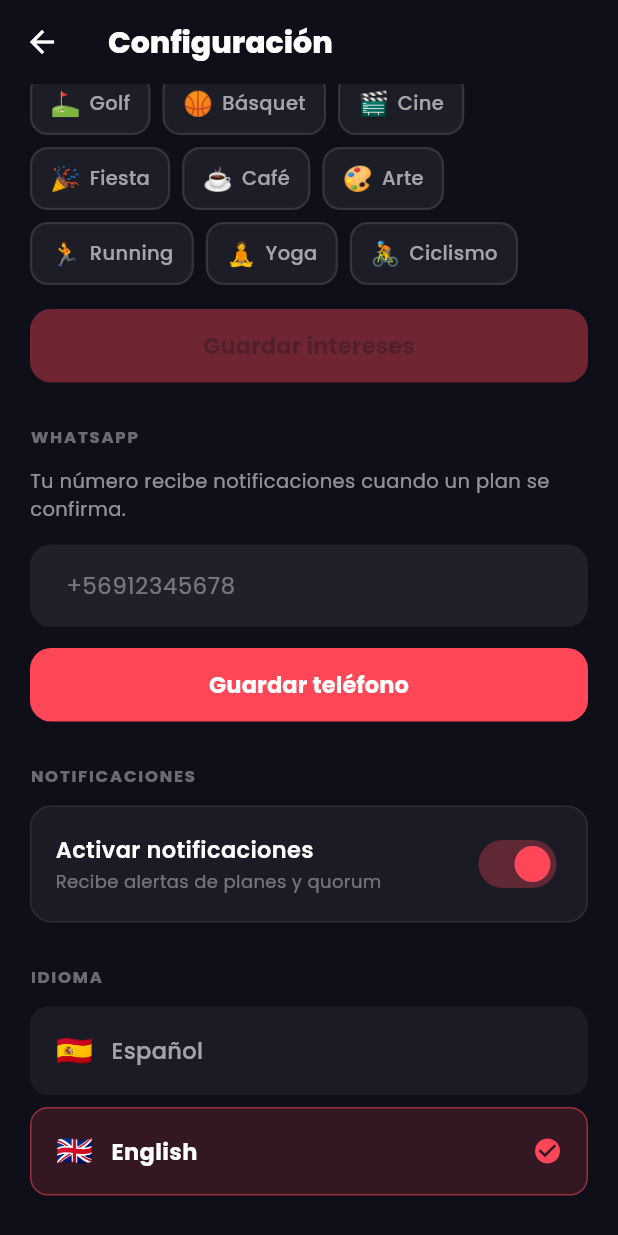
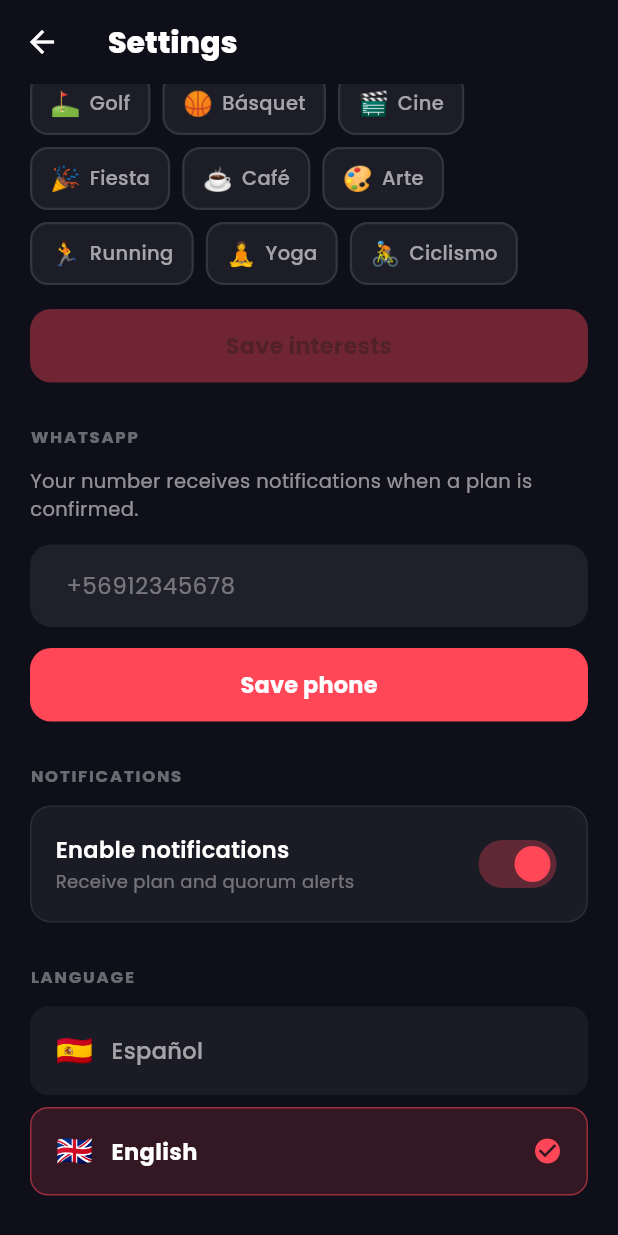
Before and after one commit to agustinnunezcox/Sponti, a Flutter app: the SettingsScreen screen opened directly, scrolled down 576 dp, after a tap on "🇬🇧", on a phone screen of 412 x 824 dp. Run offline on Flutter 3.47's test engine with Material 3 defaults, Android fonts, the phone set to English and light mode, and no system bars; our stand-ins replace cloud_firestore, firebase_core, google_fonts, shared_preferences; missing offline and left inert: flutter_stripe; accounts and stored records are empty.

Commit message:
feat: cambio de idioma ES/EN y planes para 7 días
Flutter:
- lib/l10n/app_strings.dart: tabla bilingüe ES/EN con ValueNotifier<Locale>
- main.dart: lee idioma guardado al arrancar, envuelve MaterialApp en ValueListenableBuilder
- settings_screen: _setLanguage llama AppStrings.setLanguage() → rebuild instantáneo
- home_screen, profile_screen: strings del nav, menú e intereses localizados

Backend (functions/index.js):
- deletePastPlans: usa time < hoy (antes createdAt) para no borrar planes futuros
- runDailyPlanGeneration: genera los próximos 7 días, saltando los que ya tienen planes
- getWeather: usa /forecast para fechas futuras, /weather para hoy
- timeoutSeconds: 1800s (scheduled) y 3600s (HTTP) para soportar bootstrap inicial

Co-Authored-By: Claude Sonnet 4.6 <noreply@anthropic.com>

```diff
--- /dev/null
+++ b/sponti/lib/l10n/app_strings.dart
@@ -0,0 +1,137 @@
+import 'package:flutter/material.dart';
+
+/// Minimal bilingual string table. Extend when new screens need translation.
+class AppStrings {
+  const AppStrings._();
+
+  static final _locale = ValueNotifier<Locale>(const Locale('es'));
+
+  static ValueNotifier<Locale> get localeNotifier => _locale;
+
+  static void setLanguage(String language) {
+    _locale.value =
+        language == 'English' ? const Locale('en') : const Locale('es');
+  }
+
+  static AppStrings get current =>
+      _locale.value.languageCode == 'en' ? _en : _es;
+
+  static const _es = AppStrings._();
+  static const _en = _EnStrings();
+
+  // ── Bottom nav ──────────────────────────────────────────────────────────────
+  String get navPlans   => 'Planes';
+  String get navMap     => 'Mapa';
+  String get navProfile => 'Perfil';
+
+  // ── HomeScreen ──────────────────────────────────────────────────────────────
+  String get noPlansTitle    => 'No hay planes por aquí';
+  String get noPlansSubtitle => '¡Sé el primero en crear uno!';
+
+  // ── ProfileScreen ───────────────────────────────────────────────────────────
+  String get myInterests  => 'Mis intereses';
+  String get editLabel    => 'Editar';
+  String get recentPlans  => 'Planes recientes';
+  String get menuGroups   => 'Mis grupos';
+  String get menuSettings => 'Configuración';
+  String get menuSignOut  => 'Cerrar sesión';
+  String get addWhatsapp  => 'Agregar teléfono WhatsApp';
+
+  // ── GroupsScreen ────────────────────────────────────────────────────────────
+  String get tabGroups  => 'Grupos';
+  String get tabMyPlans => 'Mis Planes';
+  String get waitingQuorum  => 'Esperando quorum';
+  String get confirming     => 'Confirmando…';
+  String get confirmed      => 'Confirmado';
+
+  // ── SettingsScreen ──────────────────────────────────────────────────────────
+  String get settingsTitle         => 'Configuración';
+  String get sectionProfile        => 'PERFIL';
+  String get sectionInterests      => 'INTERESES';
+  String get sectionWhatsapp       => 'WHATSAPP';
+  String get sectionNotifications  => 'NOTIFICACIONES';
+  String get sectionLanguage       => 'IDIOMA';
+  String get sectionAccount        => 'CUENTA';
+  String get saveProfile           => 'Guardar perfil';
+  String get saveInterests         => 'Guardar intereses';
+  String get savePhone             => 'Guardar teléfono';
+  String get interestsHint         => 'Selecciona todo lo que te gusta hacer';
+  String get phoneHint             =>
+      'Tu número recibe notificaciones cuando un plan se confirma.';
+  String get notificationsLabel    => 'Activar notificaciones';
+  String get notificationsSubtitle => 'Recibe alertas de planes y quorum';
+  String get deleteAccount         => 'Eliminar cuenta';
+  String get deleteAccountBody     =>
+      'Esta acción no se puede deshacer. Todos tus datos serán eliminados permanentemente.';
+  String get cancel => 'Cancelar';
+  String get delete => 'Eliminar';
+
+  // ── PlanDetailScreen ────────────────────────────────────────────────────────
+  String get descriptionLabel      => 'Descripción';
+  String get quorumLabel           => 'Quorum';
+  String get participantsLabel     => 'Participantes';
+  String get dateLabel             => 'Fecha';
+  String get timeLabel             => 'Hora';
+  String get priceLabel            => 'Precio';
+  String get peopleLabel           => 'Personas';
+  String get reserveButton         => 'Reservar';
+  String get reservedButton        => '¡Reservado! Solo se cobra al confirmar';
+  String get onlyChargedIfConfirmed => 'Solo se cobra si el plan se confirma';
+}
+
+class _EnStrings extends AppStrings {
+  const _EnStrings() : super._();
+
+  @override String get navPlans   => 'Plans';
+  @override String get navMap     => 'Map';
+  @override String get navProfile => 'Profile';
+
+  @override String get noPlansTitle    => 'No plans around here';
+  @override String get noPlansSubtitle => 'Be the first to create one!';
+
+  @override String get myInterests  => 'My interests';
+  @override String get editLabel    => 'Edit';
+  @override String get recentPlans  => 'Recent plans';
+  @override String get menuGroups   => 'My groups';
+  @override String get menuSettings => 'Settings';
+  @override String get menuSignOut  => 'Sign out';
+  @override String get addWhatsapp  => 'Add WhatsApp number';
+
+  @override String get tabGroups  => 'Groups';
+  @override String get tabMyPlans => 'My Plans';
+  @override String get waitingQuorum => 'Waiting for quorum';
+  @override String get confirming    => 'Confirming…';
+  @override String get confirmed     => 'Confirmed';
+
+  @override String get settingsTitle         => 'Settings';
+  @override String get sectionProfile        => 'PROFILE';
+  @override String get sectionInterests      => 'INTERESTS';
+  @override String get sectionWhatsapp       => 'WHATSAPP';
+  @override String get sectionNotifications  => 'NOTIFICATIONS';
+  @override String get sectionLanguage       => 'LANGUAGE';
+  @override String get sectionAccount        => 'ACCOUNT';
+  @override String get saveProfile           => 'Save profile';
+  @override String get saveInterests         => 'Save interests';
+  @override String get savePhone             => 'Save phone';
+  @override String get interestsHint         => 'Select everything you enjoy doing';
+  @override String get phoneHint             =>
+      'Your number receives notifications when a plan is confirmed.';
+  @override String get notificationsLabel    => 'Enable notifications';
+  @override String get notificationsSubtitle => 'Receive plan and quorum alerts';
+  @override String get deleteAccount         => 'Delete account';
+  @override String get deleteAccountBody     =>
+      'This action cannot be undone. All your data will be permanently deleted.';
+  @override String get cancel => 'Cancel';
+  @override String get delete => 'Delete';
+
+  @override String get descriptionLabel      => 'Description';
+  @override String get quorumLabel           => 'Quorum';
+  @override String get participantsLabel     => 'Participants';
+  @override String get dateLabel             => 'Date';
+  @override String get timeLabel             => 'Time';
+  @override String get priceLabel            => 'Price';
+  @override String get peopleLabel           => 'People';
+  @override String get reserveButton         => 'Reserve';
+  @override String get reservedButton        => 'Reserved! Only charged on confirmation';
+  @override String get onlyChargedIfConfirmed => 'Only charged if the plan is confirmed';
+}
--- a/sponti/lib/main.dart
+++ b/sponti/lib/main.dart
@@ -1,8 +1,11 @@
 import 'package:cloud_firestore/cloud_firestore.dart';
 import 'package:firebase_core/firebase_core.dart';
+import 'package:flutter/foundation.dart' show kIsWeb;
 import 'package:flutter/material.dart';
+import 'package:flutter_stripe/flutter_stripe.dart';
 import 'package:shared_preferences/shared_preferences.dart';
 import 'firebase_options.dart';
+import 'l10n/app_strings.dart';
 import 'theme/app_theme.dart';
 import 'screens/onboarding_screen.dart';
 import 'screens/welcome_screen.dart';
@@ -12,8 +15,17 @@ void main() async {
   await Firebase.initializeApp(options: DefaultFirebaseOptions.currentPlatform);
   FirebaseFirestore.instance.settings = const Settings(persistenceEnabled: false);
 
+  if (!kIsWeb) {
+    Stripe.publishableKey =
+        'pk_test_51TUDFbHkbOqvtdtUXb08mTjbKY7OmlDB7I6NqZhY7n2Q1Wx54YwJ6dg0BXoS3DBIbpVr9uAwAYDqJKWHa2tePVjO00ReCg1LZp';
+    try {
+      await Stripe.instance.applySettings();
+    } catch (_) {}
+  }
+
   final prefs = await SharedPreferences.getInstance();
   final onboardingDone = prefs.getBool('onboarding_done') ?? false;
+  AppStrings.setLanguage(prefs.getString('language') ?? 'Español');
 
   runApp(SpontiApp(showOnboarding: !onboardingDone));
 }
@@ -24,11 +36,15 @@ class SpontiApp extends StatelessWidget {
 
   @override
   Widget build(BuildContext context) {
-    return MaterialApp(
-      title: 'Sponti',
-      theme: AppTheme.theme,
-      debugShowCheckedModeBanner: false,
-      home: showOnboarding ? const OnboardingScreen() : const WelcomeScreen(),
+    return ValueListenableBuilder<Locale>(
+      valueListenable: AppStrings.localeNotifier,
+      builder: (_, locale, __) => MaterialApp(
+        title: 'Sponti',
+        theme: AppTheme.theme,
+        locale: locale,
+        debugShowCheckedModeBanner: false,
+        home: showOnboarding ? const OnboardingScreen() : const WelcomeScreen(),
+      ),
     );
   }
 }
--- a/sponti/lib/screens/profile_screen.dart
+++ b/sponti/lib/screens/profile_screen.dart
@@ -1,6 +1,7 @@
 import 'package:cloud_firestore/cloud_firestore.dart';
 import 'package:flutter/material.dart';
 import '../auth/auth_gate.dart';
+import '../l10n/app_strings.dart';
 import '../theme/app_theme.dart';
 import '../widgets/dark_field.dart';
 import 'groups_screen.dart';
@@ -153,7 +154,7 @@ class _ProfileScreenState extends State<ProfileScreen> {
                         ),
                         const SizedBox(width: 5),
                         Text(
-                          hasPhone ? _phone! : 'Agregar teléfono WhatsApp',
+                          hasPhone ? _phone! : AppStrings.current.addWhatsapp,
                           style: TextStyle(
                             color: hasPhone ? Colors.white60 : AppTheme.accent,
                             fontSize: 13,
@@ -187,20 +188,21 @@ class _ProfileScreenState extends State<ProfileScreen> {
   }
 
   Widget _buildInterests() {
+    final s = AppStrings.current;
     return Column(
       crossAxisAlignment: CrossAxisAlignment.start,
       children: [
         Row(
           mainAxisAlignment: MainAxisAlignment.spaceBetween,
           children: [
-            const Text('Mis intereses',
+            Text(s.myInterests,
                 style: TextStyle(
                     fontSize: 17,
                     fontWeight: FontWeight.w700,
                     color: AppTheme.textPrimary)),
             GestureDetector(
               onTap: () {},
-              child: const Text('Editar',
+              child: Text(s.editLabel,
                   style: TextStyle(
                       color: AppTheme.accent,
                       fontSize: 13,
@@ -234,10 +236,11 @@ class _ProfileScreenState extends State<ProfileScreen> {
   }
 
   Widget _buildRecentPlans() {
+    final s = AppStrings.current;
     return Column(
       crossAxisAlignment: CrossAxisAlignment.start,
       children: [
-        const Text('Planes recientes',
+        Text(s.recentPlans,
             style: TextStyle(
                 fontSize: 17,
                 fontWeight: FontWeight.w700,
@@ -304,19 +307,20 @@ class _ProfileScreenState extends State<ProfileScreen> {
   }
 
   Widget _buildMenu() {
+    final s = AppStrings.current;
     return Column(
       children: [
-        _menuItem(Icons.group_outlined, 'Mis grupos', () {
+        _menuItem(Icons.group_outlined, s.menuGroups, () {
           Navigator.push(context,
               MaterialPageRoute(builder: (_) => const GroupsScreen()));
         }),
-        _menuItem(Icons.settings_outlined, 'Configuración', () {
+        _menuItem(Icons.settings_outlined, s.menuSettings, () {
           Navigator.push(context,
               MaterialPageRoute(builder: (_) => const SettingsScreen()));
         }),
         _menuItem(
           Icons.logout_rounded,
-          'Cerrar sesión',
+          s.menuSignOut,
           () => Navigator.pushAndRemoveUntil(
             context,
             MaterialPageRoute(builder: (_) => const WelcomeScreen()),
--- a/sponti/lib/screens/settings_screen.dart
+++ b/sponti/lib/screens/settings_screen.dart
@@ -2,6 +2,7 @@ import 'package:cloud_firestore/cloud_firestore.dart';
 import 'package:flutter/material.dart';
 import 'package:shared_preferences/shared_preferences.dart';
 import '../auth/auth_gate.dart';
+import '../l10n/app_strings.dart';
 import '../theme/app_theme.dart';
 import '../widgets/dark_field.dart';
 import 'welcome_screen.dart';
@@ -146,6 +147,7 @@ class _SettingsScreenState extends State<SettingsScreen> {
   Future<void> _setLanguage(String lang) async {
     final p = await SharedPreferences.getInstance();
     await p.setString('language', lang);
+    AppStrings.setLanguage(lang);
     setState(() => _language = lang);
   }
 
@@ -158,23 +160,24 @@ class _SettingsScreenState extends State<SettingsScreen> {
   }
 
   Future<void> _deleteAccount() async {
+    final s = AppStrings.current;
     final ok = await showDialog<bool>(
       context: context,
       builder: (ctx) => AlertDialog(
         backgroundColor: const Color(0xFF1A1A2E),
         shape: RoundedRectangleBorder(
             borderRadius: BorderRadius.circular(20)),
-        title: const Text('Eliminar cuenta',
-            style: TextStyle(color: Colors.white, fontWeight: FontWeight.w800)),
-        content: const Text(
-          'Esta acción no se puede deshacer. Todos tus datos serán eliminados permanentemente.',
-          style: TextStyle(color: Colors.white60, height: 1.4),
+        title: Text(s.deleteAccount,
+            style: const TextStyle(color: Colors.white, fontWeight: FontWeight.w800)),
+        content: Text(
+          s.deleteAccountBody,
+          style: const TextStyle(color: Colors.white60, height: 1.4),
         ),
         actions: [
           TextButton(
             onPressed: () => Navigator.pop(ctx, false),
-            child: const Text('Cancelar',
-                style: TextStyle(color: Colors.white54)),
+            child: Text(s.cancel,
+                style: const TextStyle(color: Colors.white54)),
           ),
           ElevatedButton(
             onPressed: () => Navigator.pop(ctx, true),
@@ -184,8 +187,8 @@ class _SettingsScreenState extends State<SettingsScreen> {
               shape: RoundedRectangleBorder(
                   borderRadius: BorderRadius.circular(10)),
             ),
-            child: const Text('Eliminar',
-                style: TextStyle(fontWeight: FontWeight.w700)),
+            child: Text(s.delete,
+                style: const TextStyle(fontWeight: FontWeight.w700)),
           ),
         ],
       ),
@@ -215,9 +218,10 @@ class _SettingsScreenState extends State<SettingsScreen> {
 
   @override
   Widget build(BuildContext context) {
+    final s = AppStrings.current;
     return Scaffold(
       backgroundColor: AppTheme.dark,
-      appBar: AppBar(title: const Text('Configuración')),
+      appBar: AppBar(title: Text(s.settingsTitle)),
       body: _loadingUser
           ? const Center(
               child:
@@ -225,17 +229,17 @@ class _SettingsScreenState extends State<SettingsScreen> {
           : ListView(
               padding: const EdgeInsets.fromLTRB(20, 8, 20, 40),
               children: [
-                _buildProfileSection(),
+                _buildProfileSection(s),
                 _sectionGap(),
-                _buildInterestsSection(),
+                _buildInterestsSection(s),
                 _sectionGap(),
-                _buildPhoneSection(),
+                _buildPhoneSection(s),
                 _sectionGap(),
-                _buildNotificationsSection(),
+                _buildNotificationsSection(s),
                 _sectionGap(),
-                _buildLanguageSection(),
+                _buildLanguageSection(s),
                 _sectionGap(),
-                _buildAccountSection(),
+                _buildAccountSection(s),
               ],
             ),
     );
@@ -243,13 +247,13 @@ class _SettingsScreenState extends State<SettingsScreen> {
 
   // ── Sections ─────────────────────────────────────────────────────────────────
 
-  Widget _buildProfileSection() {
+  Widget _buildProfileSection(AppStrings s) {
     final initial = _nameCtrl.text.trim().isEmpty
         ? 'U'
         : _nameCtrl.text.trim()[0].toUpperCase();
 
     return _Section(
-      title: 'PERFIL',
+      title: s.sectionProfile,
       child: Column(children: [
         // Avatar
         GestureDetector(
@@ -281,7 +285,7 @@ class _SettingsScreenState extends State<SettingsScreen> {
         DarkField(controller: _cityCtrl, hint: 'Ciudad'),
         const SizedBox(height: 16),
         _saveButton(
-          label: 'Guardar perfil',
+          label: s.saveProfile,
           loading: _savingProfile,
           onPressed: _saveProfile,
         ),
@@ -289,15 +293,15 @@ class _SettingsScreenState extends State<SettingsScreen> {
     );
   }
 
-  Widget _buildInterestsSection() {
+  Widget _buildInterestsSection(AppStrings s) {
     return _Section(
-      title: 'INTERESES',
+      title: s.sectionInterests,
       child: Column(
         crossAxisAlignment: CrossAxisAlignment.start,
         children: [
-          const Text('Selecciona todo lo que te gusta hacer',
+          Text(s.interestsHint,
               style:
-                  TextStyle(color: Colors.white54, fontSize: 13)),
+                  const TextStyle(color: Colors.white54, fontSize: 13)),
           const SizedBox(height: 16),
           Wrap(
             spacing: 8,
@@ -345,7 +349,7 @@ class _SettingsScreenState extends State<SettingsScreen> {
           ),
           const SizedBox(height: 16),
           _saveButton(
-            label: 'Guardar intereses',
+            label: s.saveInterests,
             loading: _savingInterests,
             onPressed: _selectedInterests.isEmpty
                 ? null
@@ -356,16 +360,16 @@ class _SettingsScreenState extends State<SettingsScreen> {
     );
   }
 
-  Widget _buildPhoneSection() {
+  Widget _buildPhoneSection(AppStrings s) {
     return _Section(
-      title: 'WHATSAPP',
+      title: s.sectionWhatsapp,
       child: Column(children: [
-        const Align(
+        Align(
           alignment: Alignment.centerLeft,
           child: Text(
-            'Tu número recibe notificaciones cuando un plan se confirma.',
+            s.phoneHint,
             style:
-                TextStyle(color: Colors.white54, fontSize: 13),
+                const TextStyle(color: Colors.white54, fontSize: 13),
           ),
         ),
         const SizedBox(height: 14),
@@ -376,7 +380,7 @@ class _SettingsScreenState extends State<SettingsScreen> {
         ),
         const SizedBox(height: 14),
         _saveButton(
-          label: 'Guardar teléfono',
+          label: s.savePhone,
           loading: _savingPhone,
           onPressed: _savePhone,
         ),
@@ -384,21 +388,21 @@ class _SettingsScreenState extends State<SettingsScreen> {
     );
   }
 
-  Widget _buildNotificationsSection() {
+  Widget _buildNotificationsSection(AppStrings s) {
     return _Section(
-      title: 'NOTIFICACIONES',
+      title: s.sectionNotifications,
       child: _ToggleRow(
-        label: 'Activar notificaciones',
-        subtitle: 'Recibe alertas de planes y quorum',
+        label: s.notificationsLabel,
+        subtitle: s.notificationsSubtitle,
         value: _notifications,
         onChanged: _setNotifications,
       ),
     );
   }
 
-  Widget _buildLanguageSection() {
+  Widget _buildLanguageSection(AppStrings s) {
     return _Section(
-      title: 'IDIOMA',
+      title: s.sectionLanguage,
       child: Column(
         children: ['Español', 'English'].map((lang) {
           final sel = _language == lang;
@@ -442,19 +446,19 @@ class _SettingsScreenState extends State<SettingsScreen> {
     );
   }
 
-  Widget _buildAccountSection() {
+  Widget _buildAccountSection(AppStrings s) {
     return _Section(
-      title: 'CUENTA',
+      title: s.sectionAccount,
       child: Column(children: [
         _accountButton(
           icon: Icons.logout_rounded,
-          label: 'Cerrar sesión',
+          label: s.menuSignOut,
           onTap: _signOut,
         ),
         const SizedBox(height: 10),
         _accountButton(
           icon: Icons.delete_outline_rounded,
-          label: 'Eliminar cuenta',
+          label: s.deleteAccount,
           onTap: _deleteAccount,
           isDestructive: true,
         ),
```
Also changed, not shown: sponti/lib/auth/auth_gate.dart (+1 -7 lines), sponti/lib/screens/home_screen.dart (+18 -31 lines), sponti/lib/services/plan_service.dart (+1 -7 lines), sponti/lib/firebase_options.dart, 1 other file.
